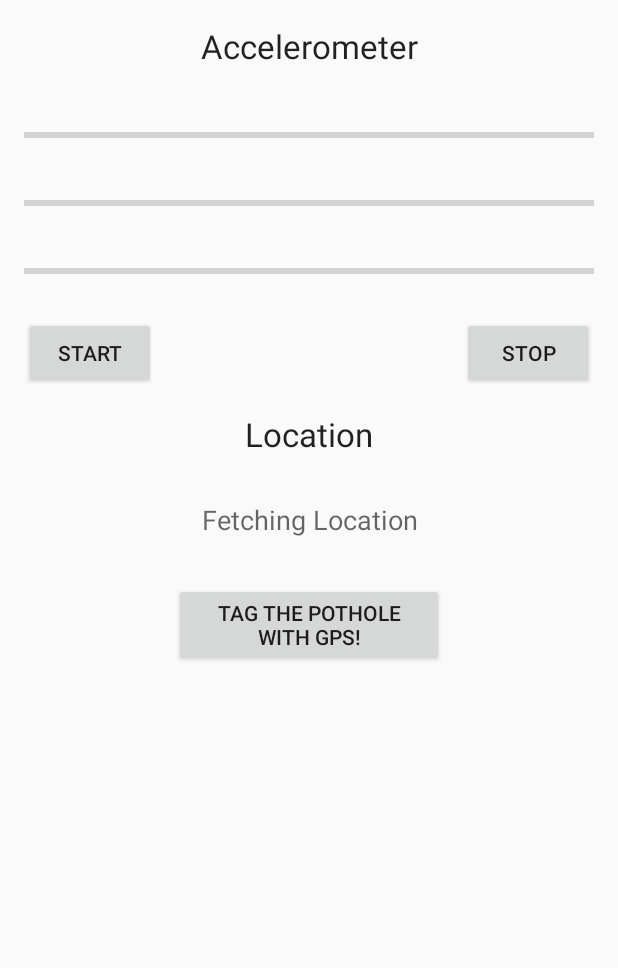
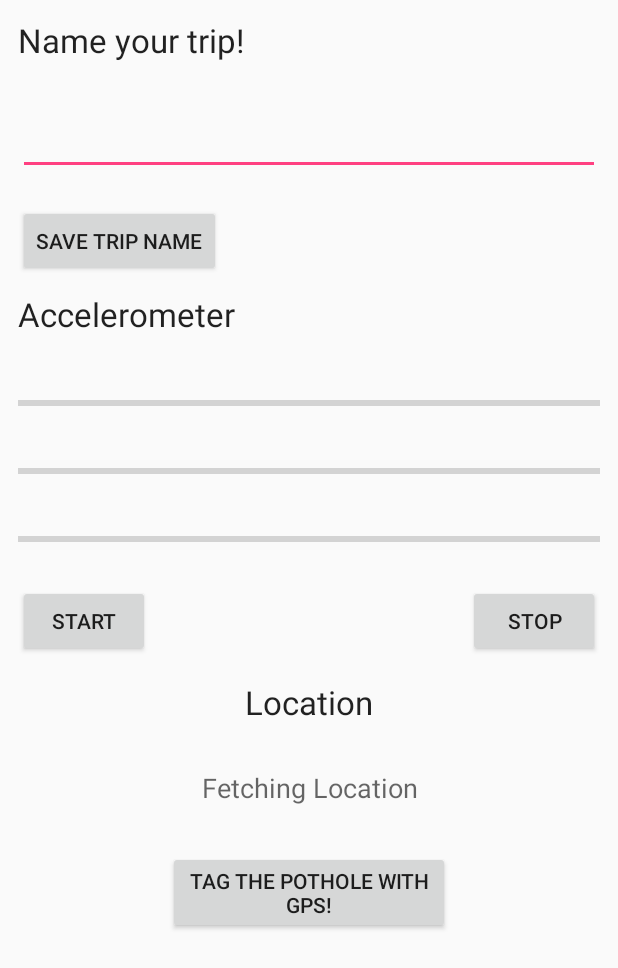
Before and after one commit to armohamm/DataReaderApp, an Android app: the layout activity_main.xml on its own in the app's theme, with its tools: preview values and no code run, on a phone screen of 412 x 824 dp. Shown: the top 968 px of the screen. Run offline under Robolectric (Android 15) with nearby library versions, the phone set to English and light mode, and no system bars.

Commit message:
Working Version : 2019

```diff
--- a/app/src/main/java/nitdgp/devansh/datareader/ListenerThread.java
+++ b/app/src/main/java/nitdgp/devansh/datareader/ListenerThread.java
@@ -40,7 +40,7 @@ public class ListenerThread extends AsyncTask<Void,String,String>{
                 String senderLocation = arr[0];
                 String eventType = arr[1];
                 publishProgress(senderLocation,eventType);
-                Thread.sleep(3000);
+                Thread.sleep(2000);
                 logger.d("UDP Broadcast Received at " + System.currentTimeMillis());
             }
         }
--- a/app/src/main/res/layout/activity_main.xml
+++ b/app/src/main/res/layout/activity_main.xml
@@ -1,5 +1,5 @@
 <?xml version="1.0" encoding="utf-8"?>
-<RelativeLayout xmlns:android="http://schemas.android.com/apk/res/android"
+<ScrollView xmlns:android="http://schemas.android.com/apk/res/android"
     xmlns:tools="http://schemas.android.com/tools"
     android:layout_width="match_parent"
     android:layout_height="match_parent"
@@ -9,104 +9,139 @@
     android:paddingTop="@dimen/activity_vertical_margin"
     tools:context="nitdgp.devansh.datareader.MainActivity">
 
+    <RelativeLayout
+        android:layout_width="match_parent"
+        android:layout_height="wrap_content">
+
         <TextView
+            android:id="@+id/tripNameText"
             android:layout_width="wrap_content"
             android:layout_height="wrap_content"
-        android:textAppearance="?android:attr/textAppearanceLarge"
+            android:layout_alignParentEnd="true"
+            android:layout_alignParentStart="true"
+            android:layout_alignParentTop="true"
+            android:layout_marginBottom="30dp"
+            android:text="@string/tripName"
+            android:textAppearance="?android:attr/textAppearanceLarge" />
+
+        <EditText
+            android:id="@+id/tripName"
+            android:labelFor="@id/tripName"
+            android:inputType="text"
+            android:layout_width="match_parent"
+            android:layout_height="wrap_content"
+            android:layout_below="@id/tripNameText"
+            android:layout_marginBottom="10dp" />
+
+        <Button
+            android:id="@+id/tripNameButton"
+            android:layout_width="wrap_content"
+            android:layout_height="wrap_content"
+            android:layout_below="@id/tripName"
+            android:layout_marginTop="10dp"
+            android:layout_marginBottom="10dp"
+            android:onClick="saveTripName"
+            android:text="@string/tripNameButton" />
+
+
+        <TextView
+            android:id="@+id/accView"
+            android:layout_width="wrap_content"
+            android:layout_height="wrap_content"
+            android:layout_below="@id/tripNameButton"
+            android:layout_marginBottom="30dp"
             android:text="@string/accView"
-        android:id="@+id/accView"
-        android:layout_alignParentEnd="true"
-        android:layout_alignParentTop="true"
-        android:layout_alignParentStart="true"
             android:textAlignment="center"
-        android:layout_marginBottom="30dp" />
+            android:textAppearance="?android:attr/textAppearanceLarge" />
 
         <ProgressBar
+            android:id="@+id/progressBarX"
             style="?android:attr/progressBarStyleHorizontal"
             android:layout_width="wrap_content"
             android:layout_height="30dp"
+            android:layout_alignParentEnd="true"
+            android:layout_alignParentStart="true"
             android:layout_below="@id/accView"
-        android:id="@+id/progressBarX"
-        android:indeterminate="false"
             android:layout_marginBottom="15dp"
-        android:layout_alignParentStart="true"
-        android:layout_alignParentEnd="true" />
+            android:indeterminate="false" />
 
         <ProgressBar
+            android:id="@+id/progressBarY"
             style="?android:attr/progressBarStyleHorizontal"
             android:layout_width="wrap_content"
             android:layout_height="30dp"
+            android:layout_alignParentEnd="true"
+            android:layout_alignParentStart="true"
             android:layout_below="@id/progressBarX"
-        android:id="@+id/progressBarY"
-        android:indeterminate="false"
             android:layout_marginBottom="15dp"
-        android:layout_alignParentStart="true"
-        android:layout_alignParentEnd="true" />
+            android:indeterminate="false" />
 
         <ProgressBar
+            android:id="@+id/progressBarZ"
             style="?android:attr/progressBarStyleHorizontal"
             android:layout_width="wrap_content"
             android:layout_height="30dp"
+            android:layout_alignParentEnd="true"
+            android:layout_alignParentStart="true"
             android:layout_below="@id/progressBarY"
-        android:id="@+id/progressBarZ"
-        android:indeterminate="false"
             android:layout_marginBottom="15dp"
-        android:layout_alignParentStart="true"
-        android:layout_alignParentEnd="true" />
+            android:indeterminate="false" />
 
 
         <Button
+            android:id="@+id/startButton"
             android:layout_width="wrap_content"
             android:layout_height="wrap_content"
+            android:layout_alignParentStart="true"
             android:layout_below="@id/progressBarZ"
-        android:id="@+id/startButton"
-        android:text="@string/startBtn"
             android:onClick="startAcc"
-        android:layout_alignParentStart="true"/>
+            android:text="@string/startBtn" />
 
         <Button
+            android:id="@+id/stopButton"
             android:layout_width="wrap_content"
             android:layout_height="wrap_content"
+            android:layout_alignParentEnd="true"
             android:layout_below="@id/progressBarZ"
-        android:id="@+id/stopButton"
             android:onClick="stopAcc"
-        android:text="@string/stopBtn"
-        android:layout_alignParentEnd="true"/>
+            android:text="@string/stopBtn" />
 
         <TextView
+            android:id="@+id/gpsView"
             android:layout_width="wrap_content"
             android:layout_height="wrap_content"
+            android:layout_alignParentEnd="true"
+            android:layout_alignParentStart="true"
             android:layout_below="@id/stopButton"
-        android:textAppearance="?android:attr/textAppearanceLarge"
+            android:layout_marginBottom="30dp"
+            android:layout_marginTop="15dp"
             android:text="@string/locView"
-        android:id="@+id/gpsView"
             android:textAlignment="center"
-        android:layout_marginTop="15dp"
-        android:layout_marginBottom="30dp"
-        android:layout_alignParentStart="true"
-        android:layout_alignParentEnd="true"/>
+            android:textAppearance="?android:attr/textAppearanceLarge" />
 
         <TextView
+            android:id="@+id/gpsText"
             android:layout_width="wrap_content"
             android:layout_height="wrap_content"
+            android:layout_alignParentEnd="true"
+            android:layout_alignParentStart="true"
             android:layout_below="@id/gpsView"
-        android:textAppearance="?android:attr/textAppearanceMedium"
             android:text="@string/locDefault"
-        android:id="@+id/gpsText"
             android:textAlignment="center"
-        android:layout_alignParentStart="true"
-        android:layout_alignParentEnd="true" />
+            android:textAppearance="?android:attr/textAppearanceMedium" />
 
         <Button
+            android:id="@+id/gpsTag"
             android:layout_width="wrap_content"
             android:layout_height="wrap_content"
-        android:text="@string/tagGPS"
-        android:id="@+id/gpsTag"
-        android:onClick="startCamera"
+            android:layout_below="@+id/gpsText"
+            android:layout_centerHorizontal="true"
             android:layout_marginLeft="100dp"
             android:layout_marginRight="100dp"
-        android:layout_below="@+id/gpsText"
-        android:layout_centerHorizontal="true"
-        android:layout_marginTop="30dp" />
+            android:layout_marginTop="30dp"
+            android:onClick="startCamera"
+            android:text="@string/tagGPS" />
 
     </RelativeLayout>
+
+</ScrollView>
--- a/app/src/main/res/values/dimens.xml
+++ b/app/src/main/res/values/dimens.xml
@@ -1,5 +1,5 @@
 <resources>
     <!-- Default screen margins, per the Android Design guidelines. -->
-    <dimen name="activity_horizontal_margin">16dp</dimen>
-    <dimen name="activity_vertical_margin">16dp</dimen>
+    <dimen name="activity_horizontal_margin">12dp</dimen>
+    <dimen name="activity_vertical_margin">12dp</dimen>
 </resources>
--- a/app/src/main/res/values/strings.xml
+++ b/app/src/main/res/values/strings.xml
@@ -1,6 +1,8 @@
 <resources>
     <string name="app_name">Data Reader</string>
     <string name="locView">Location</string>
+    <string name="tripName">Name your trip!</string>
+    <string name="tripNameButton">Save Trip Name</string>
     <string name="accView">Accelerometer</string>
     <string name="locDefault">Fetching Location</string>
     <string name="tagGPS">Tag the pothole with GPS!</string>
```
Also changed, not shown: app/src/main/java/nitdgp/devansh/datareader/Logger.java (+4 -4 lines), app/src/main/java/nitdgp/devansh/datareader/MainActivity.java (+40 -8 lines). Lines whose indentation alone changed are shown as unchanged.
